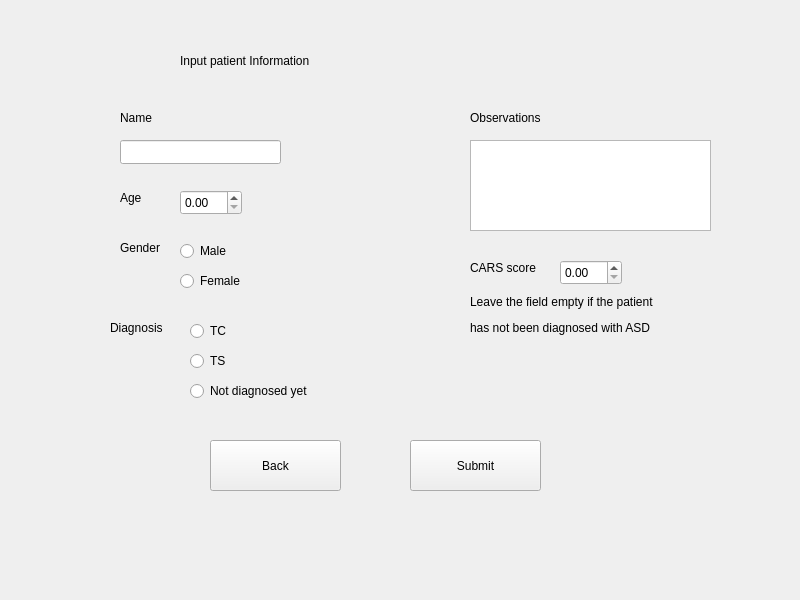
The window that asd/form.ui (rkishibe/diaggaze) describes before a commit, drawn with Qt 5.
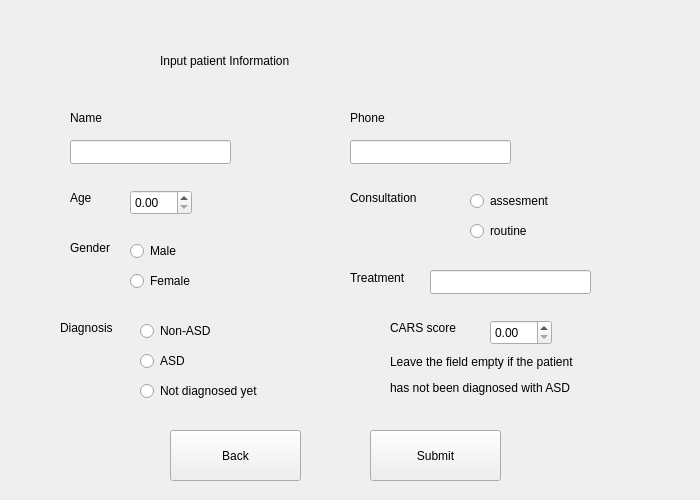
The same window after the commit.

```diff
--- a/asd/form.ui
+++ b/asd/form.ui
@@ -6,8 +6,8 @@
    <rect>
     <x>0</x>
     <y>0</y>
-    <width>800</width>
-    <height>600</height>
+    <width>700</width>
+    <height>500</height>
    </rect>
   </property>
   <property name="windowTitle">
@@ -18,14 +18,14 @@
     <rect>
      <x>0</x>
      <y>0</y>
-     <width>800</width>
-     <height>600</height>
+     <width>701</width>
+     <height>501</height>
     </rect>
    </property>
    <widget class="QLabel" name="name_label">
     <property name="geometry">
      <rect>
-      <x>120</x>
+      <x>70</x>
       <y>110</y>
       <width>49</width>
       <height>16</height>
@@ -38,7 +38,7 @@
    <widget class="QLineEdit" name="name_input">
     <property name="geometry">
      <rect>
-      <x>120</x>
+      <x>70</x>
       <y>140</y>
       <width>161</width>
       <height>24</height>
@@ -51,7 +51,7 @@
    <widget class="QLabel" name="age_label">
     <property name="geometry">
      <rect>
-      <x>120</x>
+      <x>70</x>
       <y>190</y>
       <width>49</width>
       <height>16</height>
@@ -61,20 +61,10 @@
      <string>Age</string>
     </property>
    </widget>
-   <widget class="QTextEdit" name="textEdit_2">
-    <property name="geometry">
-     <rect>
-      <x>470</x>
-      <y>140</y>
-      <width>241</width>
-      <height>91</height>
-     </rect>
-    </property>
-   </widget>
    <widget class="QRadioButton" name="male_radio">
     <property name="geometry">
      <rect>
-      <x>180</x>
+      <x>130</x>
       <y>240</y>
       <width>91</width>
       <height>22</height>
@@ -87,7 +77,7 @@
    <widget class="QRadioButton" name="female_radio">
     <property name="geometry">
      <rect>
-      <x>180</x>
+      <x>130</x>
       <y>270</y>
       <width>91</width>
       <height>22</height>
@@ -100,8 +90,8 @@
    <widget class="QLabel" name="label_3">
     <property name="geometry">
      <rect>
-      <x>470</x>
-      <y>260</y>
+      <x>390</x>
+      <y>320</y>
       <width>91</width>
       <height>16</height>
      </rect>
@@ -110,24 +100,11 @@
      <string>CARS score</string>
     </property>
    </widget>
-   <widget class="QLabel" name="label">
-    <property name="geometry">
-     <rect>
-      <x>470</x>
-      <y>110</y>
-      <width>81</width>
-      <height>16</height>
-     </rect>
-    </property>
-    <property name="text">
-     <string>Observations</string>
-    </property>
-   </widget>
    <widget class="QPushButton" name="submit_button">
     <property name="geometry">
      <rect>
-      <x>410</x>
-      <y>440</y>
+      <x>370</x>
+      <y>430</y>
       <width>131</width>
       <height>51</height>
      </rect>
@@ -139,7 +116,7 @@
    <widget class="QLabel" name="label_2">
     <property name="geometry">
      <rect>
-      <x>180</x>
+      <x>160</x>
       <y>40</y>
       <width>381</width>
       <height>41</height>
@@ -155,7 +132,7 @@
    <widget class="QDoubleSpinBox" name="age_input">
     <property name="geometry">
      <rect>
-      <x>180</x>
+      <x>130</x>
       <y>190</y>
       <width>62</width>
       <height>25</height>
@@ -165,7 +142,7 @@
    <widget class="QLabel" name="label_4">
     <property name="geometry">
      <rect>
-      <x>120</x>
+      <x>70</x>
       <y>240</y>
       <width>49</width>
       <height>16</height>
@@ -178,8 +155,8 @@
    <widget class="QPushButton" name="back_button">
     <property name="geometry">
      <rect>
-      <x>210</x>
-      <y>440</y>
+      <x>170</x>
+      <y>430</y>
       <width>131</width>
       <height>51</height>
      </rect>
@@ -191,8 +168,8 @@
    <widget class="QLabel" name="label_5">
     <property name="geometry">
      <rect>
-      <x>470</x>
-      <y>290</y>
+      <x>390</x>
+      <y>350</y>
       <width>201</width>
       <height>51</height>
      </rect>
@@ -204,7 +181,7 @@
    <widget class="QLabel" name="label_6">
     <property name="geometry">
      <rect>
-      <x>110</x>
+      <x>60</x>
       <y>320</y>
       <width>61</width>
       <height>16</height>
@@ -217,33 +194,33 @@
    <widget class="QRadioButton" name="TC_button">
     <property name="geometry">
      <rect>
-      <x>190</x>
+      <x>140</x>
       <y>320</y>
       <width>91</width>
       <height>22</height>
      </rect>
     </property>
     <property name="text">
-     <string>TC</string>
+     <string>Non-ASD</string>
     </property>
    </widget>
    <widget class="QRadioButton" name="TS_button">
     <property name="geometry">
      <rect>
-      <x>190</x>
+      <x>140</x>
       <y>350</y>
       <width>91</width>
       <height>22</height>
      </rect>
     </property>
     <property name="text">
-     <string>TS</string>
+     <string>ASD</string>
     </property>
    </widget>
    <widget class="QRadioButton" name="not_diagnosed_button">
     <property name="geometry">
      <rect>
-      <x>190</x>
+      <x>140</x>
       <y>380</y>
       <width>141</width>
       <height>22</height>
@@ -256,13 +233,104 @@
    <widget class="QDoubleSpinBox" name="cars_score">
     <property name="geometry">
      <rect>
-      <x>560</x>
-      <y>260</y>
+      <x>490</x>
+      <y>320</y>
       <width>62</width>
       <height>25</height>
      </rect>
     </property>
    </widget>
+   <widget class="QLabel" name="name_label_2">
+    <property name="geometry">
+     <rect>
+      <x>350</x>
+      <y>190</y>
+      <width>91</width>
+      <height>16</height>
+     </rect>
+    </property>
+    <property name="text">
+     <string>Consultation</string>
+    </property>
+   </widget>
+   <widget class="QRadioButton" name="asess_Radiobutton">
+    <property name="geometry">
+     <rect>
+      <x>470</x>
+      <y>190</y>
+      <width>91</width>
+      <height>22</height>
+     </rect>
+    </property>
+    <property name="text">
+     <string>assesment</string>
+    </property>
+   </widget>
+   <widget class="QRadioButton" name="routine_Radiobutton">
+    <property name="geometry">
+     <rect>
+      <x>470</x>
+      <y>220</y>
+      <width>91</width>
+      <height>22</height>
+     </rect>
+    </property>
+    <property name="text">
+     <string>routine</string>
+    </property>
+   </widget>
+   <widget class="QLabel" name="name_label_4">
+    <property name="geometry">
+     <rect>
+      <x>350</x>
+      <y>270</y>
+      <width>71</width>
+      <height>16</height>
+     </rect>
+    </property>
+    <property name="text">
+     <string>Treatment</string>
+    </property>
+   </widget>
+   <widget class="QLineEdit" name="treatment_input">
+    <property name="geometry">
+     <rect>
+      <x>430</x>
+      <y>270</y>
+      <width>161</width>
+      <height>24</height>
+     </rect>
+    </property>
+    <property name="text">
+     <string/>
+    </property>
+   </widget>
+   <widget class="QLabel" name="name_label_3">
+    <property name="geometry">
+     <rect>
+      <x>350</x>
+      <y>110</y>
+      <width>49</width>
+      <height>16</height>
+     </rect>
+    </property>
+    <property name="text">
+     <string>Phone</string>
+    </property>
+   </widget>
+   <widget class="QLineEdit" name="phone_input">
+    <property name="geometry">
+     <rect>
+      <x>350</x>
+      <y>140</y>
+      <width>161</width>
+      <height>24</height>
+     </rect>
+    </property>
+    <property name="text">
+     <string/>
+    </property>
+   </widget>
   </widget>
  </widget>
  <resources/>
```
